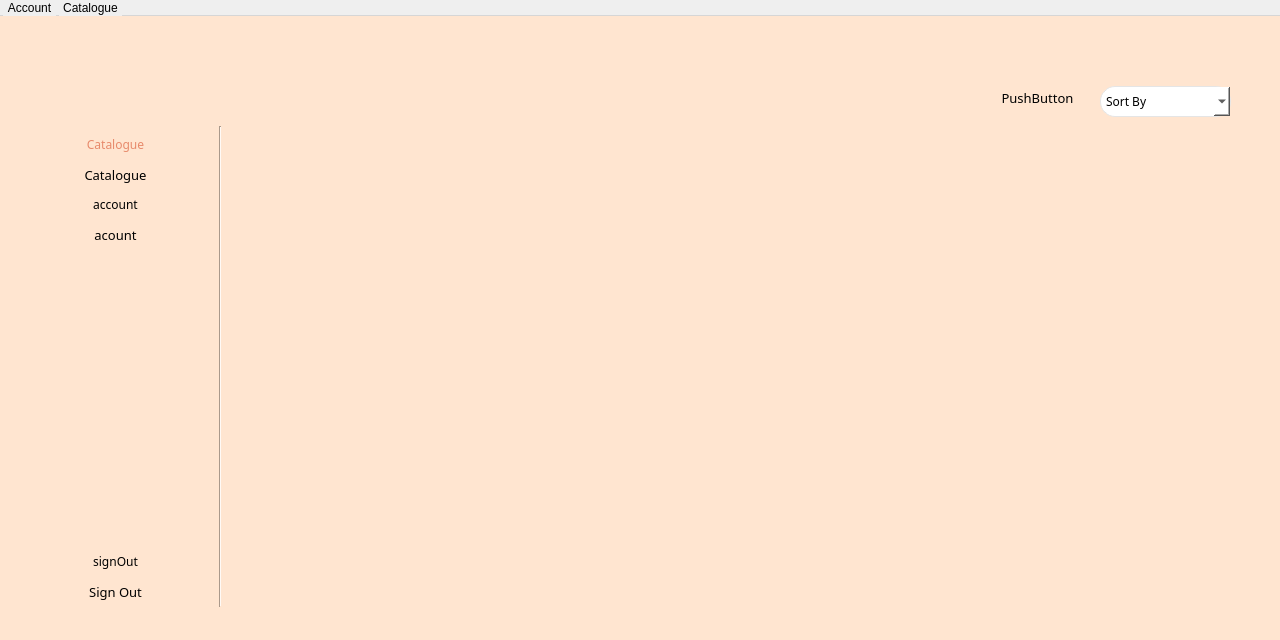
Qt form LibraryInformationSystem/membercatalogue.ui (janelle-lr/CS106LibraryInformationSystem) before a commit.
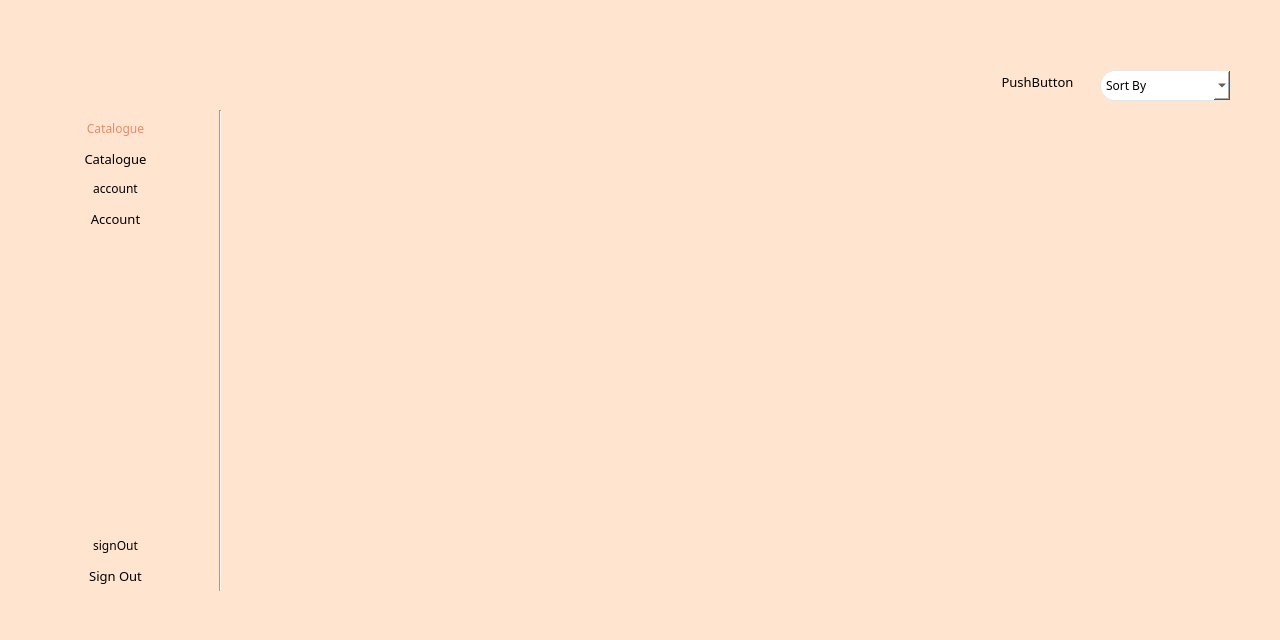
The same form after that commit. Icons and pictures are not drawn.

```diff
--- a/LibraryInformationSystem/membercatalogue.ui
+++ b/LibraryInformationSystem/membercatalogue.ui
@@ -242,7 +242,7 @@
 }</string>
        </property>
        <property name="text">
-        <string>acount</string>
+        <string>Account</string>
        </property>
       </widget>
      </item>
@@ -323,33 +323,6 @@
     </property>
    </widget>
   </widget>
-  <widget class="QMenuBar" name="menubar">
-   <property name="geometry">
-    <rect>
-     <x>0</x>
-     <y>0</y>
-     <width>1280</width>
-     <height>18</height>
-    </rect>
-   </property>
-   <widget class="QMenu" name="menuCatalogue">
-    <property name="title">
-     <string>Catalogue</string>
-    </property>
-    <addaction name="actionView_Catalogue"/>
-   </widget>
-   <widget class="QMenu" name="menuAccount">
-    <property name="title">
-     <string>Account</string>
-    </property>
-    <addaction name="viewAccount"/>
-    <addaction name="actiontest_2"/>
-    <addaction name="separator"/>
-    <addaction name="actiontest_3"/>
-   </widget>
-   <addaction name="menuAccount"/>
-   <addaction name="menuCatalogue"/>
-  </widget>
   <action name="viewAccount">
    <property name="text">
     <string>View account</string>
```
